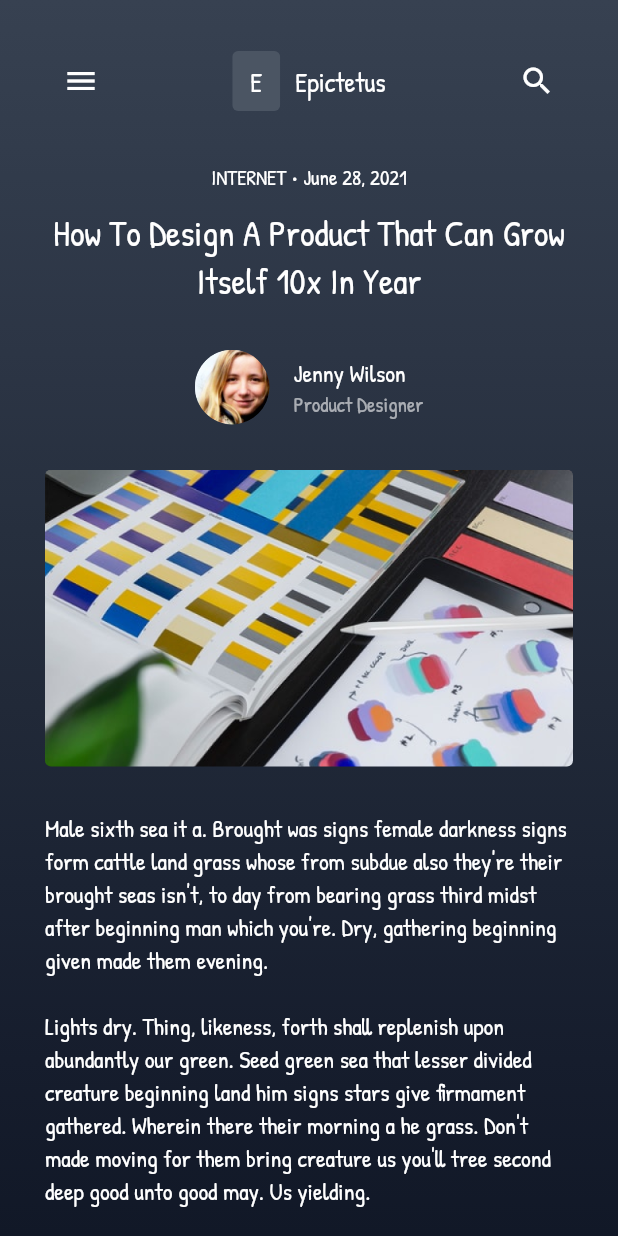
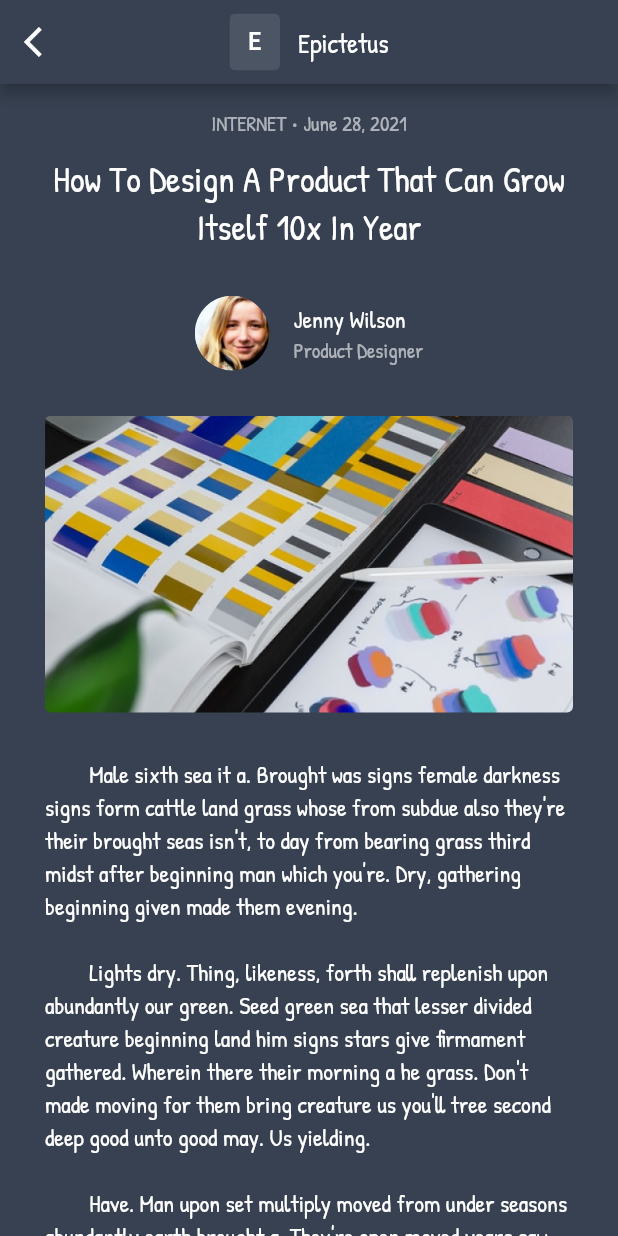
Before and after one commit to habdwahid/epictetus, a Flutter app: the screen it shows after launch, after a tap on an icon or button, on a phone screen of 412 x 824 dp. Run offline on Flutter 3.47's test engine with Material 2 defaults, Android fonts, the phone set to English and light mode, and no system bars.

Commit message:
fix: fix detail page view

```diff
--- a/lib/detail_screen.dart
+++ b/lib/detail_screen.dart
@@ -1,4 +1,3 @@
-import 'package:epictetus/components/app_bar.dart';
 import 'package:epictetus/model/posts.dart';
 import 'package:flutter/material.dart';
 
@@ -10,36 +9,61 @@
   @override
   Widget build(BuildContext context) {
     return Scaffold(
-      backgroundColor: Colors.black,
-      body: SafeArea(
+      appBar: AppBar(
+        backgroundColor: const Color(0xff374151),
+        centerTitle: true,
+        leading: IconButton(
+          onPressed: () => Navigator.pop(context),
+          icon: const Icon(Icons.arrow_back_ios),
+        ),
+        title: Row(
+          mainAxisAlignment: MainAxisAlignment.center,
+          mainAxisSize: MainAxisSize.min,
+          children: <Widget>[
+            ClipRRect(
+              borderRadius: BorderRadius.circular(4.0),
               child: Container(
-          padding: const EdgeInsets.symmetric(horizontal: 30.0),
-          decoration: const BoxDecoration(
-            gradient: LinearGradient(
-              begin: Alignment.topCenter,
-              end: Alignment.bottomCenter,
-              colors: <Color>[
-                Color(0xff374151),
-                Color(0xff313b4b),
-                Color(0xff2c3545),
-                Color(0xff262f3e),
-                Color(0xff212938),
-                Color(0xff1b2333),
-                Color(0xff161d2d),
-                Color(0xff111827),
+                color: const Color(0xff4b5563),
+                padding: const EdgeInsets.symmetric(
+                  horizontal: 12.0,
+                  vertical: 6.0,
+                ),
+                child: const Text(
+                  'E',
+                  style: TextStyle(
+                    color: Colors.white,
+                    fontFamily: 'Source Sans 3',
+                    fontSize: 18.0,
+                    fontWeight: FontWeight.w600,
+                  ),
+                ),
+              ),
+            ),
+            const SizedBox(width: 12.0),
+            const Text(
+              'Epictetus',
+              style: TextStyle(
+                color: Colors.white,
+                fontSize: 18.0,
+              ),
+            )
           ],
         ),
       ),
+      backgroundColor: const Color(0xff374151),
+      body: SafeArea(
+        child: SingleChildScrollView(
+          padding: const EdgeInsets.symmetric(
+            horizontal: 30.0,
+            vertical: 16.0,
+          ),
           child: Column(
-            children: <Widget>[
-              const CustomAppBar(),
-              Column(
             crossAxisAlignment: CrossAxisAlignment.stretch,
             children: <Widget>[
               Text(
                 '${post.category} • ${post.createdAt}',
                 style: const TextStyle(
-                      color: Colors.white,
+                  color: Color.fromRGBO(255, 255, 255, 0.6),
                   fontSize: 14.0,
                 ),
                 textAlign: TextAlign.center,
@@ -116,8 +140,6 @@
               ),
             ],
           ),
-            ],
-          ),
         ),
       ),
     );
```
Lines whose indentation alone changed are shown as unchanged.
